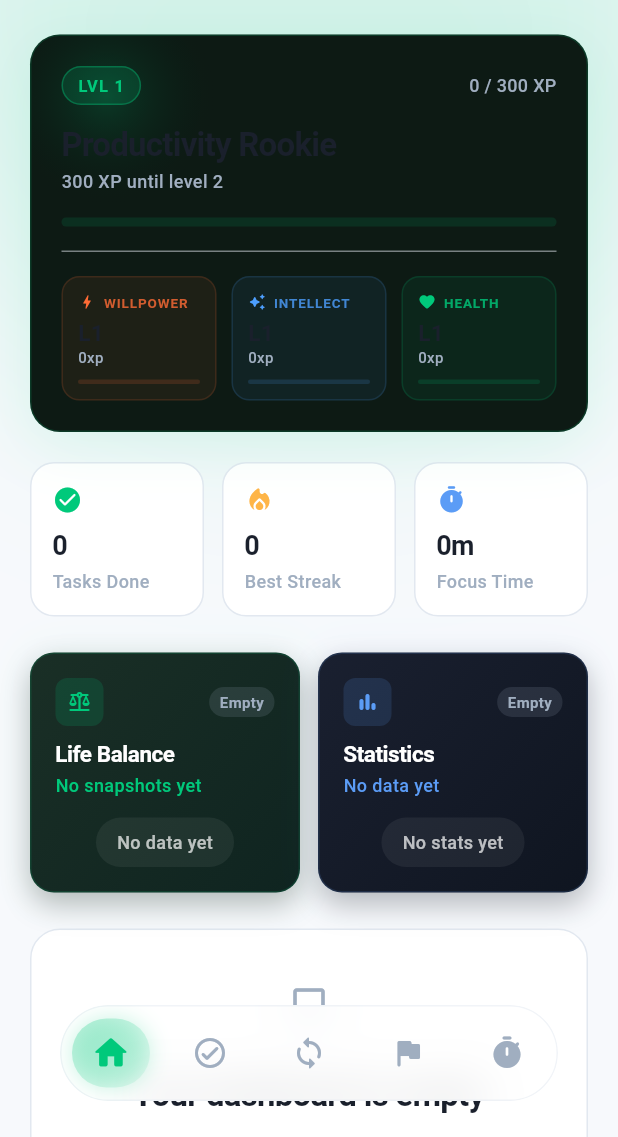
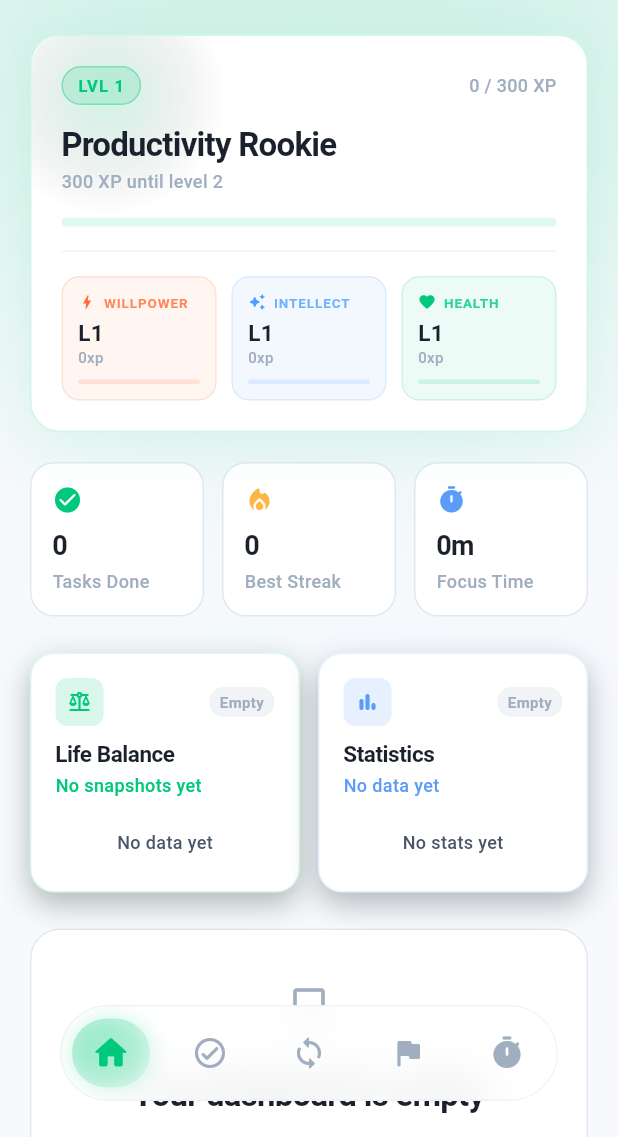
Before and after one commit to Merryweather1/Arise, a Flutter app: the screen it shows once a user with an empty profile is signed in, on a phone screen of 412 x 824 dp, the part 99-1236 px from its top. Run offline on Flutter 3.47's test engine with Material 3 defaults, Android fonts, the phone set to English and light mode, and no system bars; our stand-ins replace cloud_firestore, confetti, firebase_auth, firebase_core, flutter_local_notifications, flutter_riverpod and 6 more; accounts and stored records are empty.

Commit message:
claude polish

```diff
--- a/lib/core/router/app_router.dart
+++ b/lib/core/router/app_router.dart
@@ -42,7 +42,7 @@ class GoRouterRefreshStream extends ChangeNotifier {
 }
 
 final _routerRefresh =
-    GoRouterRefreshStream(FirebaseAuth.instance.authStateChanges());
+GoRouterRefreshStream(FirebaseAuth.instance.authStateChanges());
 
 /// Smooth fade + subtle upward slide — Apple-style tab transition.
 CustomTransitionPage<void> _fadePage(GoRouterState state, Widget child) {
--- a/lib/core/shell/app_shell.dart
+++ b/lib/core/shell/app_shell.dart
@@ -12,7 +12,7 @@ import '../router/app_router.dart';
 
 class AppShell extends ConsumerStatefulWidget {
   final Widget child;
-        const AppShell({super.key, required this.child});
+  const AppShell({super.key, required this.child});
 
   @override
   ConsumerState<AppShell> createState() => _AppShellState();
@@ -93,6 +93,10 @@ class _AppShellState extends ConsumerState<AppShell> {
   Widget build(BuildContext context) {
     final location = GoRouterState.of(context).matchedLocation;
     final currentIndex = _currentIndex(location);
+
+    // Watch theme providers so shell rebuilds immediately when theme changes.
+    ref.watch(themeModeProvider);
+    ref.watch(colorThemeProvider);
 
     // Activate the startup re-schedule provider (watches tasks/habits/goals
     // and re-registers all notifications once data loads from Firestore).
--- a/lib/features/goals/goals_screen.dart
+++ b/lib/features/goals/goals_screen.dart
@@ -230,6 +230,10 @@ class _GoalsScreenState extends ConsumerState<GoalsScreen>
 
   @override
   Widget build(BuildContext context) {
+    // Watch theme providers so this screen rebuilds immediately on theme change.
+    ref.watch(themeModeProvider);
+    ref.watch(colorThemeProvider);
+
     final uid = ref.watch(currentUidProvider);
 
     if (uid == null || uid.isEmpty) {
--- a/lib/features/habits/habits_screen.dart
+++ b/lib/features/habits/habits_screen.dart
@@ -176,6 +176,10 @@ class _HabitsScreenState extends ConsumerState<HabitsScreen>
 
   @override
   Widget build(BuildContext context) {
+    // Watch theme providers so this screen rebuilds immediately on theme change.
+    ref.watch(themeModeProvider);
+    ref.watch(colorThemeProvider);
+
     final habits = ref.watch(habitsProvider).valueOrNull ?? [];
     final visibleHabits = habits.where((h) => !h.archived).toList();
     final categories = ref.watch(allCategoriesProvider);
@@ -268,7 +272,7 @@ class _HabitsScreenState extends ConsumerState<HabitsScreen>
                             color: AColors.primary, size: 18),
                       ),
                       const SizedBox(width: 12),
-                            Expanded(
+                      Expanded(
                         child: Column(
                           crossAxisAlignment: CrossAxisAlignment.start,
                           children: [
--- a/lib/features/home/home_screen.dart
+++ b/lib/features/home/home_screen.dart
@@ -125,6 +125,10 @@ class _HomeScreenState extends ConsumerState<HomeScreen> {
 
   @override
   Widget build(BuildContext context) {
+    // Watch theme providers so this screen rebuilds immediately on theme change.
+    ref.watch(themeModeProvider);
+    ref.watch(colorThemeProvider);
+
     final tasksAsync = ref.watch(tasksProvider);
     final habitsAsync = ref.watch(habitsProvider);
 
@@ -284,8 +288,8 @@ class _HomeScreenState extends ConsumerState<HomeScreen> {
                         Expanded(
                           child: _FeatureCard(
                             onTap: () => context.push(ARoutes.lifeBalance),
-                            gradient: const LinearGradient(
-                              colors: [Color(0xFF1A2F26), Color(0xFF0F2420)],
+                            gradient: LinearGradient(
+                              colors: [AColors.bgElevated, AColors.bgCard],
                               begin: Alignment.topLeft,
                               end: Alignment.bottomRight,
                             ),
@@ -308,8 +312,8 @@ class _HomeScreenState extends ConsumerState<HomeScreen> {
                         Expanded(
                           child: _FeatureCard(
                             onTap: () => context.push(ARoutes.statistics),
-                            gradient: const LinearGradient(
-                              colors: [Color(0xFF1A2030), Color(0xFF0F1520)],
+                            gradient: LinearGradient(
+                              colors: [AColors.bgElevated, AColors.bgSleek],
                               begin: Alignment.topLeft,
                               end: Alignment.bottomRight,
                             ),
@@ -581,7 +585,7 @@ class _XpCard extends ConsumerWidget {
 
     return Container(
       decoration: BoxDecoration(
-        color: const Color(0xFF0D1A14),
+        color: AColors.bgCard,
         borderRadius: ARadius.xl,
         border: Border.all(
           color: AColors.primary.withValues(alpha: 0.18),
@@ -967,7 +971,7 @@ class _FeatureCard extends StatelessWidget {
                 ],
               ),
               const SizedBox(height: 8),
-              Text(title, style: AText.titleSmall.copyWith(color: Colors.white)),
+              Text(title, style: AText.titleSmall.copyWith(color: AColors.textPrimary)),
               const SizedBox(height: 2),
               Text(subtitle, style: AText.bodySmall.copyWith(color: accentColor)),
               const Spacer(),
@@ -990,12 +994,12 @@ class _FeaturePlaceholder extends StatelessWidget {
       child: Container(
         padding: const EdgeInsets.symmetric(horizontal: 14, vertical: 8),
         decoration: BoxDecoration(
-          color: Colors.white.withValues(alpha: 0.06),
+          color: AColors.bgElevated,
           borderRadius: ARadius.full,
         ),
         child: Text(
           text,
-          style: AText.bodySmall.copyWith(color: Colors.white70),
+          style: AText.bodySmall.copyWith(color: AColors.textSecondary),
         ),
       ),
     );
@@ -1013,14 +1017,14 @@ class _FeatureLiveStat extends StatelessWidget {
       child: Container(
         padding: const EdgeInsets.symmetric(horizontal: 14, vertical: 8),
         decoration: BoxDecoration(
-          color: Colors.white.withValues(alpha: 0.10),
+          color: AColors.bgElevated,
           borderRadius: ARadius.full,
-          border: Border.all(color: Colors.white.withValues(alpha: 0.12)),
+          border: Border.all(color: AColors.border),
         ),
         child: Text(
           text,
           style: AText.bodySmall.copyWith(
-            color: Colors.white,
+            color: AColors.textPrimary,
             fontWeight: FontWeight.w700,
           ),
         ),
@@ -1260,10 +1264,10 @@ class _HabitDashboardChip extends StatelessWidget {
               children: [
                 (AIconMapper.resolve(habit.emoji) != null)
                     ? Icon(
-                        AIconMapper.resolve(habit.emoji),
-                        size: 24,
-                        color: done ? AColors.textMuted : habit.color,
-                      )
+                  AIconMapper.resolve(habit.emoji),
+                  size: 24,
+                  color: done ? AColors.textMuted : habit.color,
+                )
                     : Text(habit.emoji, style: const TextStyle(fontSize: 22)),
                 const Spacer(),
                 GestureDetector(
@@ -1365,7 +1369,7 @@ class _EmptyDashboardMainCard extends StatelessWidget {
           const SizedBox(height: 18),
           Text('Your dashboard is empty', style: AText.titleLarge),
           const SizedBox(height: 8),
-                Text(
+          Text(
             'Add tasks, habits, and goals to start seeing real data here.',
             style: AText.bodyMedium,
             textAlign: TextAlign.center,
--- a/lib/features/life_balance/life_balance_screen.dart
+++ b/lib/features/life_balance/life_balance_screen.dart
@@ -108,6 +108,10 @@ class _LifeBalanceScreenState extends ConsumerState<LifeBalanceScreen>
 
   @override
   Widget build(BuildContext context) {
+    // Watch theme providers so this screen rebuilds immediately on theme change.
+    ref.watch(themeModeProvider);
+    ref.watch(colorThemeProvider);
+
     final snapshots = ref.watch(lifeBalanceProvider).valueOrNull ?? <LifeBalanceSnapshot>[];
     final latest = ref.watch(latestBalanceProvider);
 
--- a/lib/features/pomodoro/pomodoro_screen.dart
+++ b/lib/features/pomodoro/pomodoro_screen.dart
@@ -481,6 +481,10 @@ class _PomodoroScreenState extends ConsumerState<PomodoroScreen>
 
   @override
   Widget build(BuildContext context) {
+    // Watch theme providers so this screen rebuilds immediately on theme change.
+    ref.watch(themeModeProvider);
+    ref.watch(colorThemeProvider);
+
     final uid = ref.watch(currentUidProvider);
 
     return Scaffold(
--- a/lib/features/tasks/tasks_screen.dart
+++ b/lib/features/tasks/tasks_screen.dart
@@ -403,6 +403,10 @@ class _TasksScreenState extends ConsumerState<TasksScreen> {
 
   @override
   Widget build(BuildContext context) {
+    // Watch theme providers so this screen rebuilds immediately on theme change.
+    ref.watch(themeModeProvider);
+    ref.watch(colorThemeProvider);
+
     final tasksAsync = ref.watch(tasksProvider);
     final categories = ref.watch(allCategoriesProvider);
 
```
Also changed, not shown: lib/core/providers/app_providers.dart (+5 -5 lines), lib/core/utils/icon_mapper.dart (+4 -4 lines), lib/features/home/notification_center.dart (+7 -2 lines), lib/features/profile/profile_screen.dart (+12 -8 lines), lib/features/statistics/statistics_screen.dart (+7 -3 lines), lib/core/providers/notification_log_provider.dart (indentation only), lib/core/services/notification_service.dart (indentation only), lib/core/services/settings_service.dart (line endings or trailing spaces), lib/core/theme/app_theme.dart (indentation only), lib/main.dart (line endings or trailing spaces). Lines whose indentation alone changed are shown as unchanged.
